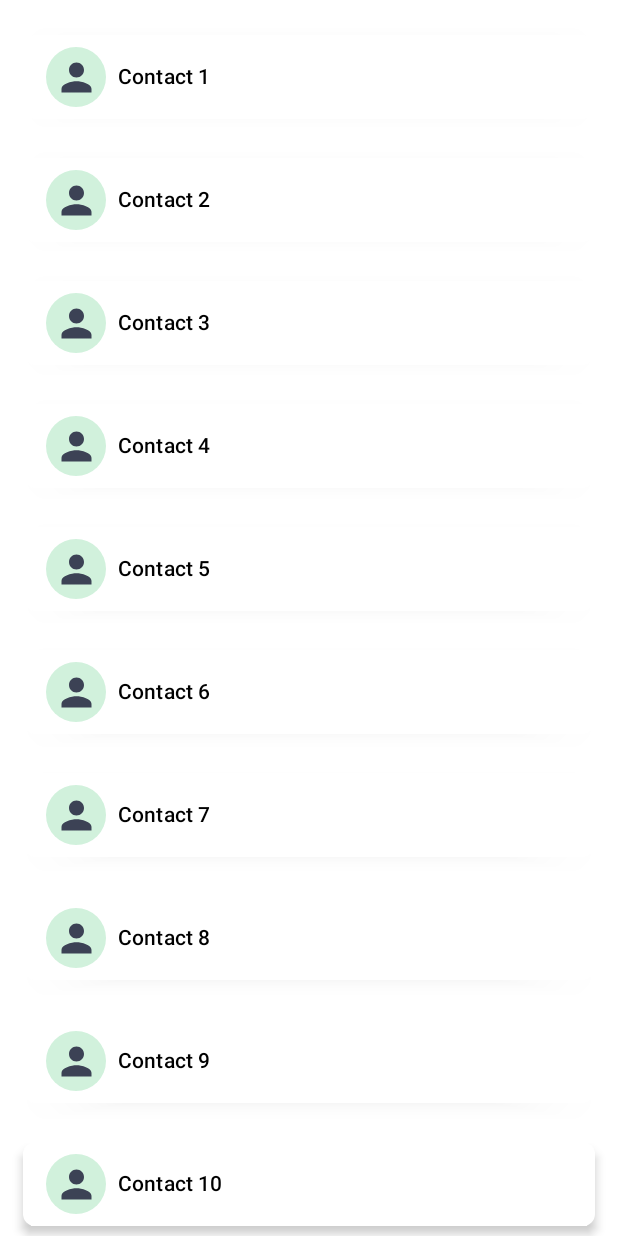
After one commit to Swapnil-J-Patil/Delightful_Animations, an Android app built with Jetpack Compose: the composable ScalingListItemAnimation shown on its own in the app's theme, on a phone screen of 412 x 824 dp. The commit adds this screen. Run offline under Robolectric (Android 15) with nearby library versions, the phone set to English and light mode, and no system bars.

Commit message:
feat: Added ScalingListItemAnimation

```diff
--- a/app/build.gradle.kts
+++ b/app/build.gradle.kts
@@ -76,4 +76,5 @@ dependencies {
 
     implementation(libs.androidx.compose.animation)
     implementation(libs.androidx.navigation.compose)
+
 }
--- a/app/src/main/java/com/example/jetpackcomposeanimations/presentation/AllAnimations.kt
+++ b/app/src/main/java/com/example/jetpackcomposeanimations/presentation/AllAnimations.kt
@@ -15,6 +15,7 @@ import androidx.compose.ui.text.AnnotatedString
 import androidx.compose.ui.tooling.preview.Preview
 import androidx.compose.ui.unit.dp
 import com.example.jetpackcomposeanimations.presentation.card_animations.DynamicCardListComponent
+import com.example.jetpackcomposeanimations.presentation.card_animations.FlippingCardAnimation
 import com.example.jetpackcomposeanimations.presentation.flow_layout_animation.FlowLayoutAnimation
 import com.example.jetpackcomposeanimations.presentation.image_animations.RowPhotos
 import com.example.jetpackcomposeanimations.presentation.image_animations.StaggeredPhotos
@@ -24,6 +25,7 @@ import com.example.jetpackcomposeanimations.presentation.list_animation.ListAnim
 import com.example.jetpackcomposeanimations.presentation.list_animation.ResponsiveGrid
 import com.example.jetpackcomposeanimations.presentation.list_animation.drag_drop_list.DragDropList
 import com.example.jetpackcomposeanimations.presentation.list_animation.list_item_swipe.SwipeableTextAnimation
+import com.example.jetpackcomposeanimations.presentation.list_animation.scaling_item_list.ScalingListItemAnimation
 import com.example.jetpackcomposeanimations.presentation.navigation_animation.conditional_navigation.AnimatedContentExampleSwitch
 import com.example.jetpackcomposeanimations.presentation.navigation_animation.shared_transition_screen.AnimateBetweenComposableDestinations
 import com.example.jetpackcomposeanimations.presentation.pager_animation.PagerAnimation
@@ -140,6 +142,7 @@ fun AnimationExamplesScreen() {
         }
         var draggedItem by remember { mutableStateOf<String?>(null) }
 
+        ScalingListItemAnimation()
         //DemonSlayerPhotoGallery()
         //SwipeableTextAnimation()       // Swiping text animation
         // PagerAnimation()               // Horizontal scrolling with animation
--- /dev/null
+++ b/app/src/main/java/com/example/jetpackcomposeanimations/presentation/list_animation/scaling_item_list/ContactCardItem.kt
@@ -0,0 +1,81 @@
+package com.example.jetpackcomposeanimations.presentation.list_animation.scaling_item_list
+
+import androidx.compose.foundation.background
+import androidx.compose.foundation.clickable
+import androidx.compose.foundation.layout.Arrangement
+import androidx.compose.foundation.layout.Box
+import androidx.compose.foundation.layout.Column
+import androidx.compose.foundation.layout.Row
+import androidx.compose.foundation.layout.Spacer
+import androidx.compose.foundation.layout.padding
+import androidx.compose.foundation.layout.size
+import androidx.compose.foundation.layout.width
+import androidx.compose.foundation.shape.CircleShape
+import androidx.compose.foundation.shape.RoundedCornerShape
+import androidx.compose.material.icons.Icons
+import androidx.compose.material.icons.filled.Person
+import androidx.compose.material3.Card
+import androidx.compose.material3.CardDefaults
+import androidx.compose.material3.Icon
+import androidx.compose.material3.MaterialTheme
+import androidx.compose.material3.Text
+import androidx.compose.runtime.Composable
+import androidx.compose.ui.Alignment
+import androidx.compose.ui.Modifier
+import androidx.compose.ui.draw.clip
+import androidx.compose.ui.graphics.Color
+import androidx.compose.ui.unit.dp
+import com.example.jetpackcomposeanimations.presentation.ui.theme.green
+
+@Composable
+fun ContactCardItem(
+    name: String,
+    modifier: Modifier = Modifier,
+    onCardClicked:()->Unit,
+) {
+    Card(
+        modifier = modifier.clickable {
+            onCardClicked()
+        }
+            .padding(top=10.dp)
+            ,
+        colors = CardDefaults.cardColors(containerColor = Color.White), // Set the background color
+        elevation = CardDefaults.cardElevation(4.dp), // Add elevation for shadow
+        shape = RoundedCornerShape(8.dp) // Rounded corners
+    ){
+        Row(
+            modifier = modifier.background(Color.Transparent),
+            verticalAlignment = Alignment.CenterVertically,
+        ) {
+            // Profile Icon
+            Box(
+                modifier = Modifier
+                    .size(40.dp) // Adjust size as needed
+                    .clip(CircleShape)
+                    .background(green.copy(alpha = 0.2f)), // Background color for the icon
+                contentAlignment = Alignment.Center // Center the icon inside the box
+            ) {
+                Icon(
+                    imageVector = Icons.Default.Person,
+                    contentDescription = "FilterCoins",
+                    modifier = Modifier.size(30.dp),
+                    tint = MaterialTheme.colorScheme.secondary
+                )
+            }
+
+            Spacer(modifier = Modifier.width(8.dp)) // Space between icon and text
+
+            // Text Column
+            Column(
+                verticalArrangement = Arrangement.Center
+            ) {
+                Text(
+                    text = name,
+                    style = MaterialTheme.typography.titleSmall,
+                    color = Color.Black
+                )
+            }
+        }
+    }
+
+}
--- /dev/null
+++ b/app/src/main/java/com/example/jetpackcomposeanimations/presentation/list_animation/scaling_item_list/ScalingListItemAnimation.kt
@@ -0,0 +1,105 @@
+package com.example.jetpackcomposeanimations.presentation.list_animation.scaling_item_list
+
+import androidx.compose.foundation.layout.Box
+import androidx.compose.ui.Modifier
+import androidx.compose.animation.core.Animatable
+import androidx.compose.animation.core.FastOutSlowInEasing
+import androidx.compose.animation.core.tween
+import androidx.compose.foundation.layout.fillMaxSize
+import androidx.compose.foundation.layout.fillMaxWidth
+import androidx.compose.foundation.layout.padding
+import androidx.compose.foundation.lazy.grid.GridCells
+import androidx.compose.foundation.lazy.grid.LazyVerticalGrid
+import androidx.compose.foundation.lazy.grid.itemsIndexed
+import androidx.compose.foundation.lazy.grid.rememberLazyGridState
+import androidx.compose.runtime.Composable
+import androidx.compose.runtime.LaunchedEffect
+import androidx.compose.runtime.derivedStateOf
+import androidx.compose.runtime.mutableStateListOf
+import androidx.compose.runtime.remember
+import androidx.compose.ui.graphics.graphicsLayer
+import androidx.compose.ui.platform.LocalDensity
+import androidx.compose.ui.unit.dp
+import com.example.jetpackcomposeanimations.presentation.list_animation.list_item_swipe.ContactUi
+
+@Composable
+fun ScalingListItemAnimation() {
+    val screenWidth =
+        LocalDensity.current.run { androidx.compose.ui.platform.LocalContext.current.resources.displayMetrics.widthPixels / density }
+
+    val listState = rememberLazyGridState()
+    val halfScreenWidth = if (screenWidth > 600) screenWidth / 3 else screenWidth
+    val contacts = remember {
+        mutableStateListOf(
+            *(1..100).map {
+                ContactUi(
+                    id = it,
+                    name = "Contact $it",
+                    isOptionsRevealed = false
+                )
+            }.toTypedArray()
+        )
+    }
+// Precompute visible indices
+    Box(
+        modifier = Modifier
+            .fillMaxSize()
+
+    ) {
+
+        LazyVerticalGrid(
+            columns = GridCells.Adaptive(halfScreenWidth.dp),
+            state = listState,
+            modifier = Modifier
+                .fillMaxSize()
+                .padding(top = 5.dp)
+
+        ) {
+            itemsIndexed(
+                contacts,
+                key = { _, contact -> contact.id }) { index, contact ->
+
+                // Check visibility
+                val isVisible = remember {
+                    derivedStateOf {
+                        val visibleItems = listState.layoutInfo.visibleItemsInfo
+                        visibleItems.any { it.index == index }
+                    }
+                }
+                val scale = remember { Animatable(0f) }
+
+                // val hasAnimated = remember { mutableStateOf(false) }
+
+                LaunchedEffect(isVisible.value) {
+                    if (isVisible.value) {
+                        scale.animateTo(
+                            targetValue = 1f,
+                            animationSpec = tween(
+                                durationMillis = 300, // Adjust as needed for smoothness
+                                easing = FastOutSlowInEasing
+                            )
+                        )
+                    } else {
+                        scale.snapTo(0f) // Reset scale when not visible
+                    }
+                }
+
+                ContactCardItem(
+                    name = contact.name,
+                    modifier = Modifier
+                        .fillMaxWidth()
+                        .padding(vertical = 8.dp, horizontal = 15.dp)
+                        .graphicsLayer(scaleX = scale.value, scaleY = scale.value),
+                    onCardClicked = {
+
+                    }
+                )
+            }
+        }
+
+
+        // Error message or loading animation
+
+
+    }
+}
--- a/gradle.properties
+++ b/gradle.properties
@@ -21,3 +21,4 @@ kotlin.code.style=official
 # resources declared in the library itself and none from the library's dependencies,
 # thereby reducing the size of the R class for that library
 android.nonTransitiveRClass=true
+android.enableJetifier=true
--- a/settings.gradle.kts
+++ b/settings.gradle.kts
@@ -16,6 +16,7 @@ dependencyResolutionManagement {
     repositories {
         google()
         mavenCentral()
+        maven("https://jitpack.io")
     }
 }
 
```
Also changed, not shown: app/src/main/java/com/example/jetpackcomposeanimations/MainActivity.kt (+32 -0 lines).
